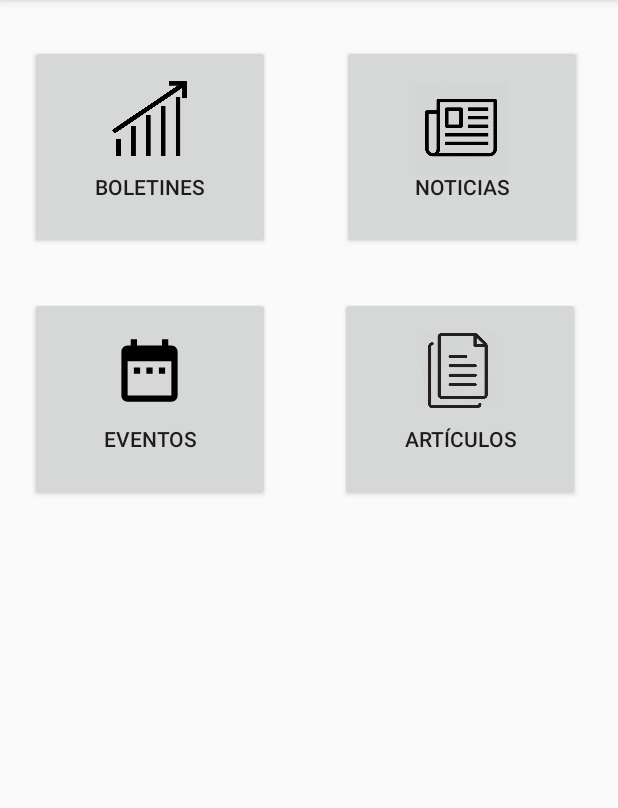
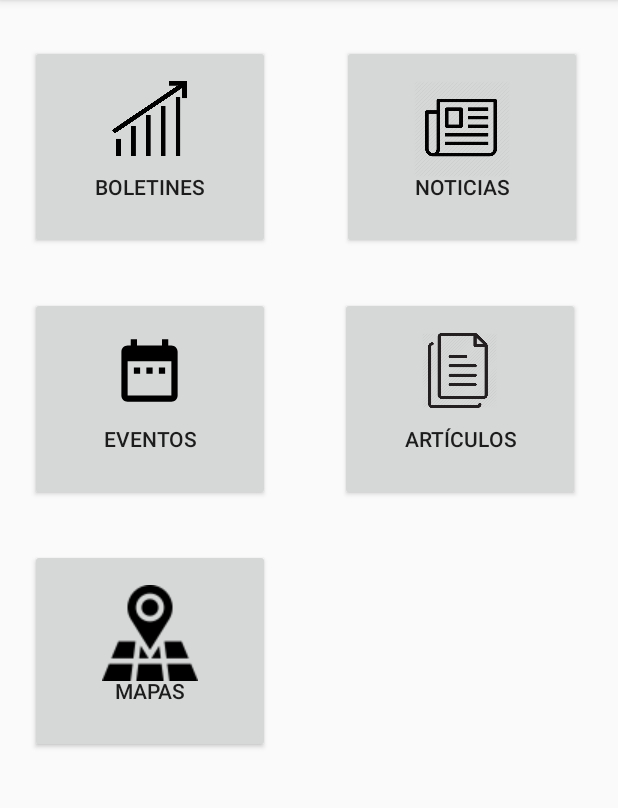
Before and after one commit to alealcor/AppCIEC2, an Android app: the screen it shows after launch (MainActivity), on a phone screen of 412 x 824 dp, the part 84-892 px from its top. Run offline under Robolectric (Android 15) with nearby library versions, the phone set to English and light mode, and no system bars.

Commit message:
agregando enlaces en menu principal y lateral, falta conectart servicio de google

```diff
--- a/app/build.gradle
+++ b/app/build.gradle
@@ -62,4 +62,7 @@ dependencies {
     implementation 'com.github.bumptech.glide:glide:3.7.0'
     implementation 'com.android.support:support-media-compat:28.0.0'
     implementation 'com.android.support:support-v4:28.0.0'
+    implementation 'com.google.android.gms:play-services-maps:16.1.0'
+    implementation 'com.google.android.gms:play-services-location:16.0.0'
+    implementation 'androidx.constraintlayout:constraintlayout:1.1.3'
 }
--- a/app/src/main/res/layout/fragment_menu.xml
+++ b/app/src/main/res/layout/fragment_menu.xml
@@ -109,4 +109,18 @@
         android:gravity="bottom|center"
         android:paddingTop="24dp"
         android:paddingBottom="32dp"/>
+    <Button
+            android:id="@+id/boton_maps"
+            android:layout_width="160dp"
+            android:layout_height="136dp"
+            android:layout_marginStart="20dp"
+            android:layout_marginTop="32dp"
+            android:onClick="VerMapas"
+            android:text="mapas"
+            app:layout_constraintStart_toStartOf="parent"
+            app:layout_constraintTop_toBottomOf="@+id/boton_eventos"
+            android:drawableTop="@drawable/ic_map"
+            android:gravity="bottom|center"
+            android:paddingTop="24dp"
+            android:paddingBottom="32dp"/>
 </android.support.constraint.ConstraintLayout>
--- a/app/src/main/res/menu/drawer_view.xml
+++ b/app/src/main/res/menu/drawer_view.xml
@@ -22,6 +22,9 @@
         <item android:title="@string/Artículos"
             android:id="@+id/nav_articulos"
             android:icon="@drawable/ic_articulos" />
+        <item android:title="@string/mapas"
+              android:id="@+id/nav_mapas"
+              android:icon="@drawable/ic_map" />
 
 
 
```
Also changed, not shown: app/src/main/AndroidManifest.xml (+8 -8 lines), app/src/main/java/com/example/jonathan/appciec/Activities/MapasActivity.java (deleted, +0 -14 lines), app/src/main/java/com/example/jonathan/appciec/Fragments/MapasFragment.java (added, +102 -0 lines), app/src/main/res/layout/activity_mapas.xml (deleted, +0 -8 lines), app/src/main/res/layout/fragment_mapas.xml (added, +13 -0 lines), app/src/main/res/drawable/ic_location.png (added), app/src/main/res/drawable/ic_map.png (added).
